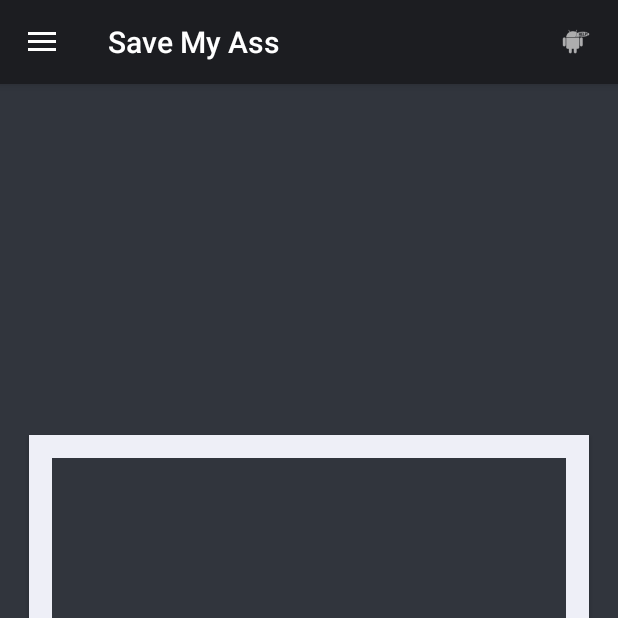
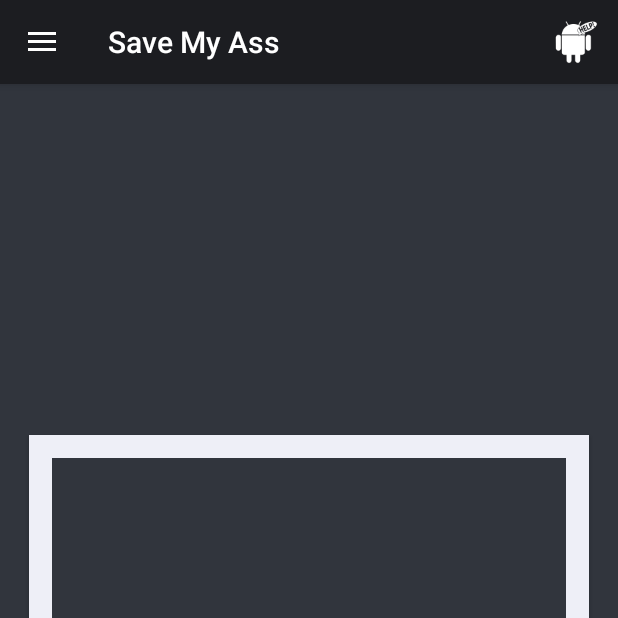
Before and after one commit to huoxiaoyao/Save_My_Ass, an Android app: the screen it shows after launch (MainActivity), in the side drawer, after a tap on "About", on a phone screen of 412 x 824 dp, the top half of it. Run offline under Robolectric (Android 15) with nearby library versions, the phone set to English and light mode, and no system bars.

Commit message:
Added logos and changed location

```diff
--- a/SaveMyAss/app/src/main/AndroidManifest.xml
+++ b/SaveMyAss/app/src/main/AndroidManifest.xml
@@ -14,7 +14,7 @@
 
     <application
         android:allowBackup="true"
-        android:icon="@mipmap/ic_launcher"
+        android:icon="@mipmap/ic_launcher_logo"
         android:label="@string/app_name"
         android:supportsRtl="true"
         android:theme="@style/AppTheme" >
--- a/SaveMyAss/app/src/main/java/ch/ethz/inf/vs/a4/savemyass/MainActivity.java
+++ b/SaveMyAss/app/src/main/java/ch/ethz/inf/vs/a4/savemyass/MainActivity.java
@@ -192,11 +192,7 @@ public class MainActivity extends AppCompatActivity
         // Handle navigation view item clicks here.
         int id = item.getItemId();
 
-        if (id == R.id.button_combo) {
-            Intent intent = new Intent(this, ButtonCombination.class);
-            startActivity(intent);
-
-        } else if (id == R.id.on_off_mode) {
+        if (id == R.id.on_off_mode) {
             Intent intent = new Intent(this, On_OffMode.class);
             startActivity(intent);
 
--- a/SaveMyAss/app/src/main/res/layout/activity_main.xml
+++ b/SaveMyAss/app/src/main/res/layout/activity_main.xml
@@ -11,6 +11,7 @@
     <android.support.design.widget.NavigationView android:id="@+id/nav_view"
         android:layout_width="wrap_content" android:layout_height="match_parent"
         android:layout_gravity="start" android:fitsSystemWindows="true"
-        app:headerLayout="@layout/nav_header_main" app:menu="@menu/activity_main_drawer" />
+        app:headerLayout="@layout/nav_header_main" app:menu="@menu/activity_main_drawer"
+        />
 
 </android.support.v4.widget.DrawerLayout>
--- a/SaveMyAss/app/src/main/res/menu/activity_main_drawer.xml
+++ b/SaveMyAss/app/src/main/res/menu/activity_main_drawer.xml
@@ -2,9 +2,7 @@
 <menu xmlns:android="http://schemas.android.com/apk/res/android">
 
     <group android:checkableBehavior="single">
-        <item android:id="@+id/button_combo" android:icon="@android:drawable/ic_menu_preferences"
-            android:title="Alarm Button Combination" />
-        <item android:id="@+id/on_off_mode" android:icon="@android:drawable/ic_menu_more"
+        <item android:id="@+id/on_off_mode" android:icon="@android:drawable/ic_menu_preferences"
             android:title="Online/Offline Mode" />
         <item android:id="@+id/personal_message" android:icon="@android:drawable/ic_menu_edit"
             android:title="Custom Message" />
--- a/SaveMyAss/app/src/main/res/menu/main.xml
+++ b/SaveMyAss/app/src/main/res/menu/main.xml
@@ -3,7 +3,7 @@
     xmlns:app="http://schemas.android.com/apk/res-auto"
     xmlns:tools="http://schemas.android.com/tools" tools:context=".MainActivity">
     <item android:id="@+id/logo"
-        android:icon="@drawable/ic_action_name2"
+        android:icon="@mipmap/ic_launcher_logo"
         android:title="@string/logo"
         app:showAsAction="ifRoom" />
 </menu>
```
Also changed, not shown: SaveMyAss/app/src/main/ic_launcher_logo-web.png (added), SaveMyAss/app/src/main/res/drawable-hdpi/ic_action_name2.png (deleted), SaveMyAss/app/src/main/res/drawable-mdpi/ic_action_name2.png (deleted), SaveMyAss/app/src/main/res/drawable-xhdpi/ic_action_name2.png (deleted), SaveMyAss/app/src/main/res/drawable-xxhdpi/ic_action_name2.png (deleted), SaveMyAss/app/src/main/res/mipmap-hdpi/ic_launcher_logo.png (added), SaveMyAss/app/src/main/res/mipmap-mdpi/ic_launcher_logo.png (added), SaveMyAss/app/src/main/res/mipmap-xhdpi/ic_launcher_logo.png (added), SaveMyAss/app/src/main/res/mipmap-xxhdpi/ic_launcher_logo.png (added), SaveMyAss/app/src/main/res/mipmap-xxxhdpi/ic_launcher_logo.png (added), SaveMyAss/app/src/main/settings_icon-web.png (added).
